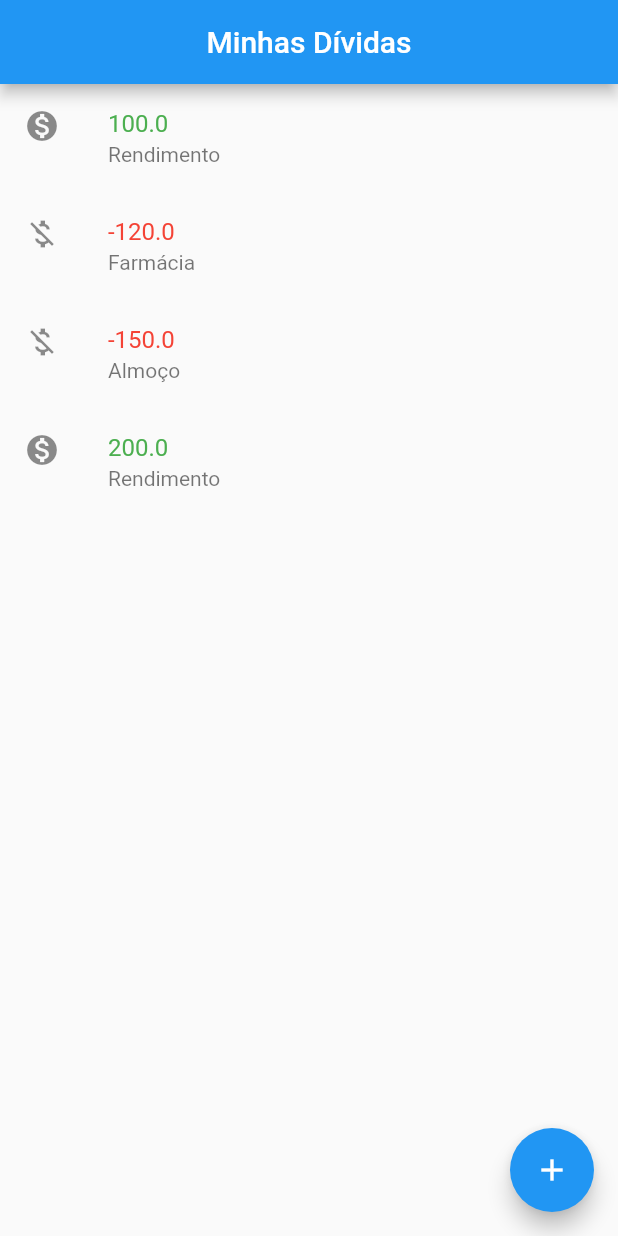
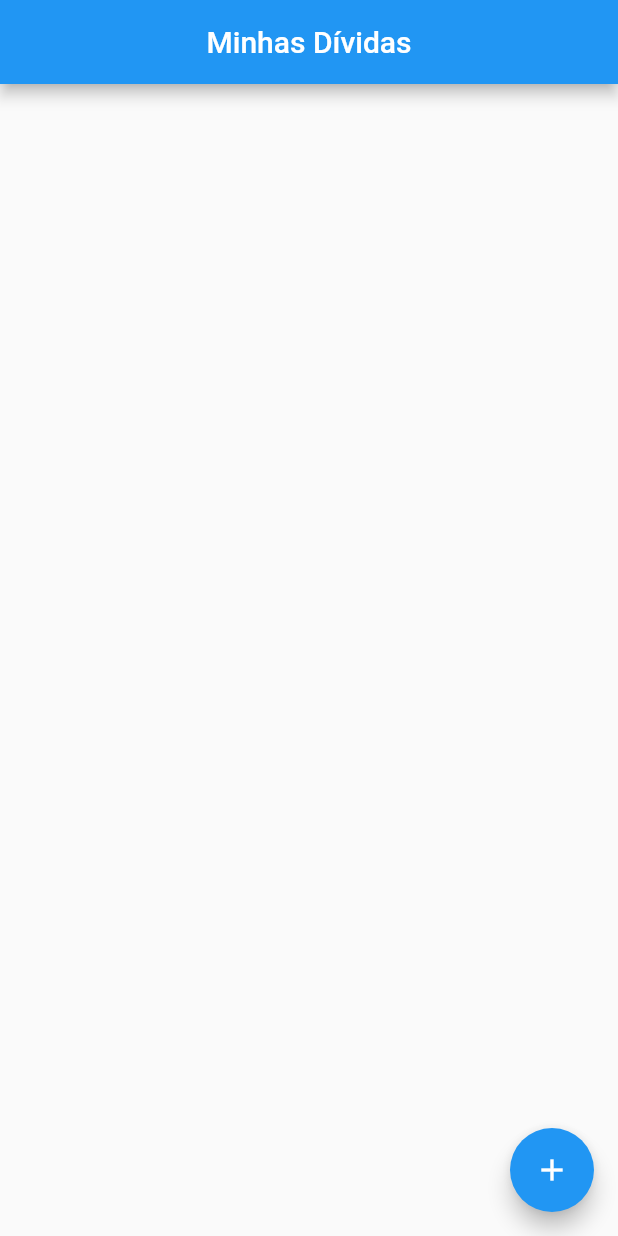
Before and after one commit to lvdamaceno/flutter_controle_monetario, a Flutter app: the screen it shows after launch, on a phone screen of 412 x 824 dp. Run offline on Flutter 3.47's test engine with Material 2 defaults, Android fonts, the phone set to English and light mode, and no system bars.

```diff
--- a/lib/main.dart
+++ b/lib/main.dart
@@ -14,23 +14,30 @@ class to_liso_app extends StatelessWidget {
   }
 }
 
-class ListaLancamento extends StatelessWidget {
+class ListaLancamento extends StatefulWidget {
+  final List<Lancamento> _listaLancamentos = List();
+  @override
+  _ListaLancamentoState createState() => _ListaLancamentoState();
+}
+
+class _ListaLancamentoState extends State<ListaLancamento> {
+
+
   @override
   Widget build(BuildContext context) {
+//    _listaLancamentos.add(Lancamento(-100, 'Teste'));
+//    _listaLancamentos.add(Lancamento(100, 'Teste'));
     // TODO: implement build
     return Scaffold(
       appBar: AppBar(
         title: Text("Minhas Dívidas"),
         centerTitle: true,
       ),
-      body: Column(
-        children: <Widget>[
-          ItemLancamento(new Lancamento(100, 'Rendimento')),
-          ItemLancamento(new Lancamento(-120, 'Farmácia')),
-          ItemLancamento(new Lancamento(-150, 'Almoço')),
-          ItemLancamento(new Lancamento(200, 'Rendimento')),
-        ],
-      ),
+      body: ListView.builder(
+          itemCount: widget._listaLancamentos.length, itemBuilder: (context, index) {
+        final lancamento = widget._listaLancamentos[index];
+        return ItemLancamento(lancamento);
+      }),
       floatingActionButton: FloatingActionButton(
         child: Icon(Icons.add),
         onPressed: () {
@@ -38,10 +45,18 @@ class ListaLancamento extends StatelessWidget {
             context,
             MaterialPageRoute(builder: (context) {
               return FormLancamento();
-            }),);
+            }),
+          );
           future.then((lancamento) {
-            debugPrint('chegou no then do future');
-            debugPrint('$lancamento');
+            Future.delayed(Duration(milliseconds: 30), (){
+              debugPrint('chegou no then do future');
+              debugPrint('$lancamento');
+              if (lancamento != null){
+                setState(() {
+                  widget._listaLancamentos.add(lancamento);
+                });
+              }
+            });
           });
         },
       ),
@@ -90,7 +105,7 @@ class Lancamento {
 class FormLancamento extends StatelessWidget {
   final TextEditingController _contraladorCampoValor = TextEditingController();
   final TextEditingController _controladorCampoCategoria =
-      TextEditingController();
+  TextEditingController();
 
   @override
   Widget build(BuildContext context) {
```
